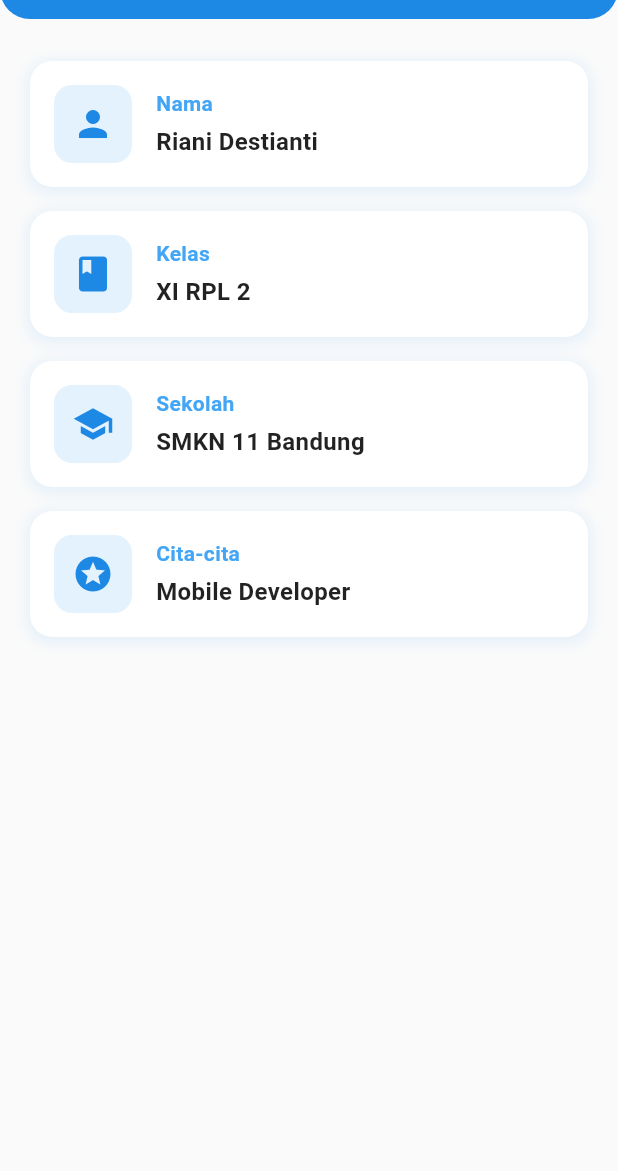
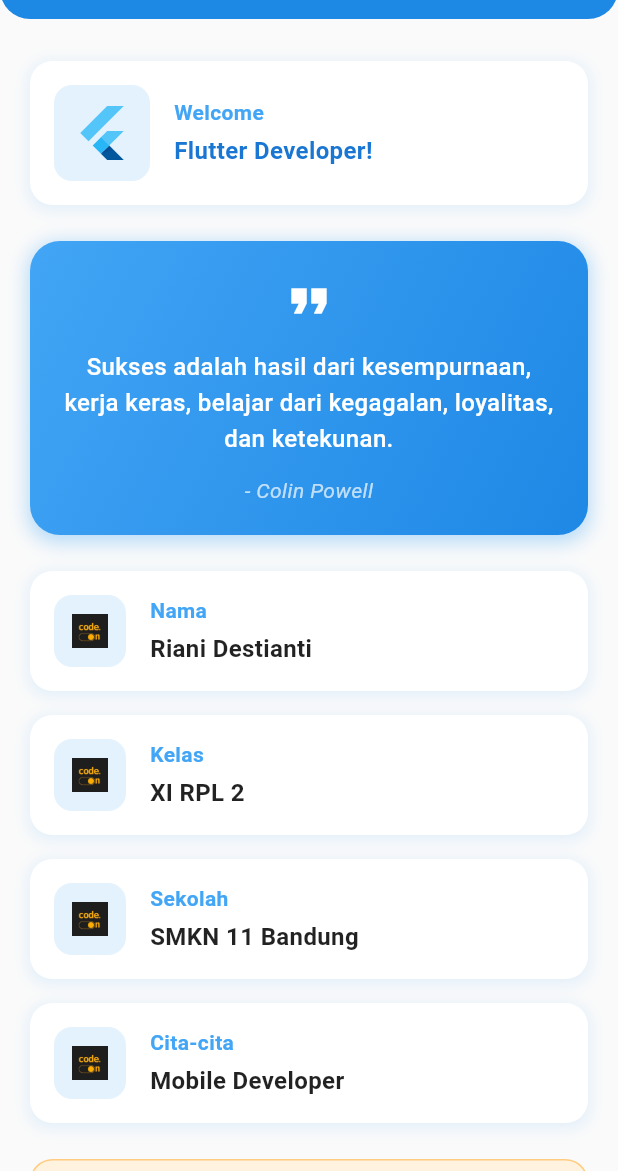
Before and after one commit to RianiDestianti/Biodata, a Flutter app: the screen it shows after launch, on a phone screen of 412 x 824 dp, the part 65-1236 px from its top. Run offline on Flutter 3.47's test engine with Material 3 defaults, Android fonts, the phone set to English and light mode, and no system bars; Roboto replaces fonts that are missing (Poppins).

Commit message:
tes foto

```diff
--- a/lib/main.dart
+++ b/lib/main.dart
@@ -1,5 +1,4 @@
 import 'package:flutter/material.dart';
-import 'nama.dart';
 
 void main() => runApp(const MyApp());
 
@@ -21,17 +20,8 @@ class MyApp extends StatelessWidget {
 class FlutterKu extends StatelessWidget {
   const FlutterKu({Key? key}) : super(key: key);
 
-  Widget _buildInfoCard(BuildContext context, String label, String value) {
-    return GestureDetector(
-      onTap: () {
-        if (label == 'Nama') {
-          Navigator.push(
-            context,
-            MaterialPageRoute(builder: (context) => const NamaPage()),
-          );
-        }
-      },
-      child: Container(
+  Widget _buildInfoCard(String label, String value) {
+    return Container(
       margin: const EdgeInsets.symmetric(vertical: 8),
       padding: const EdgeInsets.all(16),
       decoration: BoxDecoration(
@@ -54,11 +44,7 @@ class FlutterKu extends StatelessWidget {
               color: Colors.blue.shade50,
               borderRadius: BorderRadius.circular(12),
             ),
-              child: Icon(
-                _getIconForLabel(label),
-                color: Colors.blue.shade600,
-                size: 28,
-              ),
+            child: _getIconForLabel(label), // ✅ Gunakan langsung sebagai Widget
           ),
           const SizedBox(width: 16),
           Expanded(
@@ -87,10 +73,8 @@ class FlutterKu extends StatelessWidget {
           ),
         ],
       ),
-      ),
     );
   }
-
 
   Widget _buildWelcomeCard() {
     return Container(
@@ -212,20 +196,21 @@ class FlutterKu extends StatelessWidget {
     );
   }
 
-  IconData _getIconForLabel(String label) {
+  Widget _getIconForLabel(String label) {
   switch (label) {
     case 'Nama':
-        return Icons.person;
+      return Image.asset('assets/image_sample.jpg', width: 24, height: 24);
     case 'Kelas':
-        return Icons.class_;
+      return Image.asset('assets/image_sample.jpg', width: 24, height: 24);
     case 'Sekolah':
-        return Icons.school;
+      return Image.asset('assets/image_sample.jpg', width: 24, height: 24);
     case 'Cita-cita':
-        return Icons.stars;
+      return Image.asset('assets/image_sample.jpg', width: 24, height: 24);
     default:
-        return Icons.info;
+      return Image.asset('assets/image_sample.jpg', width: 24, height: 24);
   }
 }
+
 
   @override
   Widget build(BuildContext context) {
@@ -254,10 +239,41 @@ class FlutterKu extends StatelessWidget {
           padding: const EdgeInsets.all(20),
           child: Column(
             children: [
-              _buildInfoCard(context, 'Nama', 'Riani Destianti'),
-              _buildInfoCard(context, 'Kelas', 'XI RPL 2'),
-              _buildInfoCard(context, 'Sekolah', 'SMKN 11 Bandung'),
-              _buildInfoCard(context, 'Cita-cita', 'Mobile Developer'),
+              _buildWelcomeCard(),
+              _buildMotivationalQuote(),
+              _buildInfoCard('Nama', 'Riani Destianti'),
+              _buildInfoCard('Kelas', 'XI RPL 2'),
+              _buildInfoCard('Sekolah', 'SMKN 11 Bandung'),
+              _buildInfoCard('Cita-cita', 'Mobile Developer'),
+              const SizedBox(height: 16),
+              Container(
+                padding: const EdgeInsets.all(16),
+                decoration: BoxDecoration(
+                  color: Colors.orange.shade50,
+                  borderRadius: BorderRadius.circular(15),
+                  border: Border.all(color: Colors.orange.shade200),
+                ),
+                child: Row(
+                  children: [
+                    Icon(
+                      Icons.lightbulb,
+                      color: Colors.orange.shade400,
+                      size: 24,
+                    ),
+                    const SizedBox(width: 12),
+                    Expanded(
+                      child: Text(
+                        "Terus belajar dan berkembang. Masa depan yang cerah menanti!",
+                        style: TextStyle(
+                          color: Colors.orange.shade700,
+                          fontSize: 14,
+                          fontWeight: FontWeight.w500,
+                        ),
+                      ),
+                    ),
+                  ],
+                ),
+              ),
             ],
           ),
         ),
```
Also changed, not shown: pubspec.yaml (+3 -68 lines), assets/image_sample.jpg (added). Lines whose indentation alone changed are shown as unchanged.
